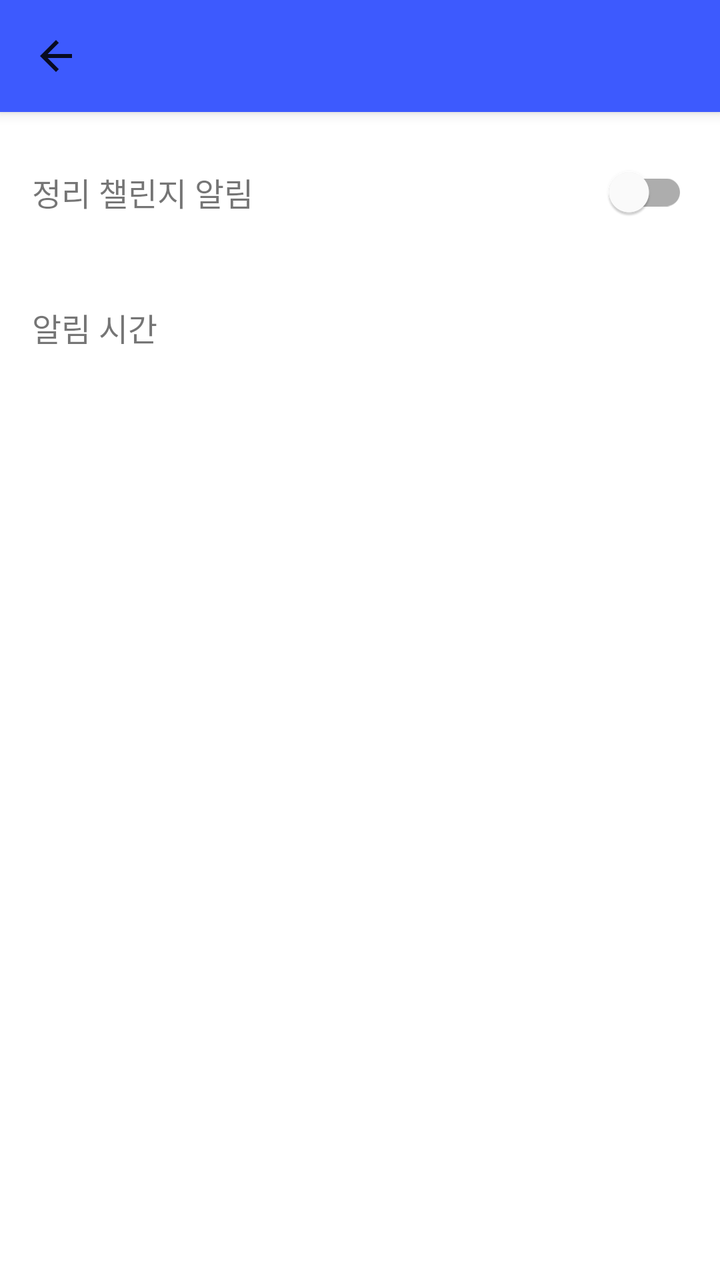
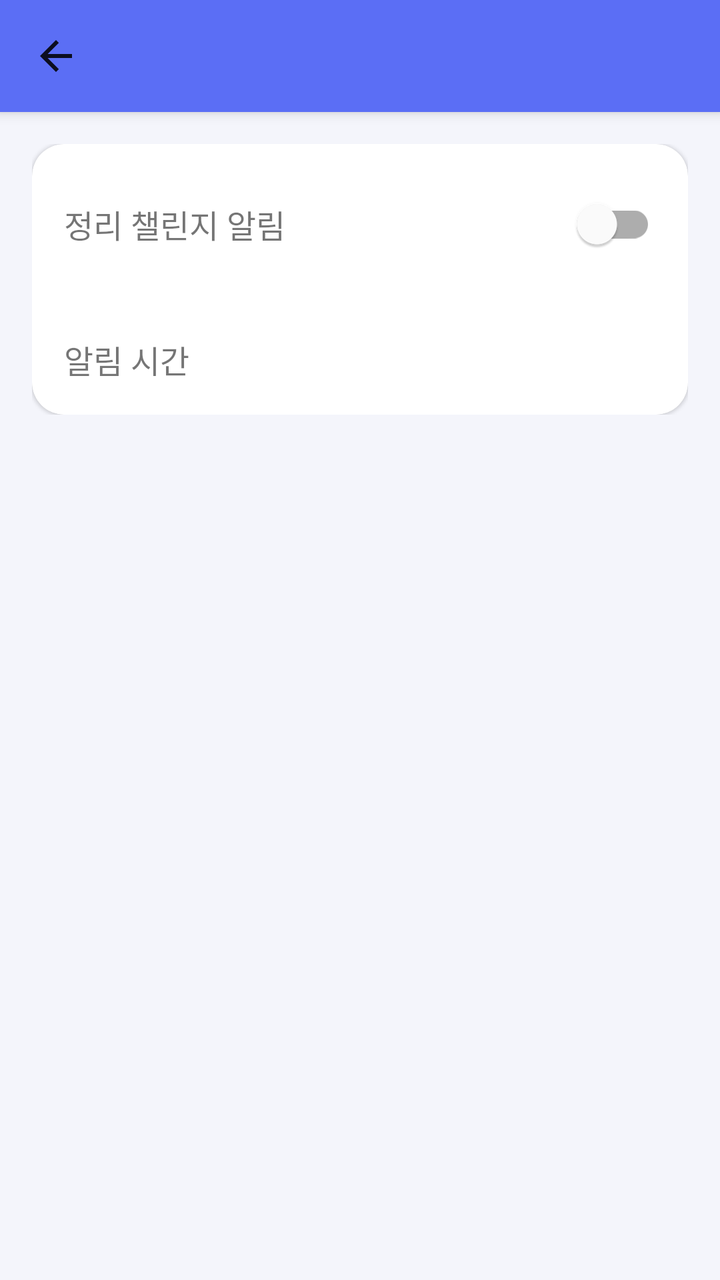

Before-and-after screenshots of an Android layout around one commit, followed by the original layout XML and the change that was made.
<!-- AndroidManifest.xml: application theme Theme.PhotoOrganizer -->
<!-- res/layout/activity_settings.xml -->
<?xml version="1.0" encoding="utf-8"?>
<androidx.coordinatorlayout.widget.CoordinatorLayout xmlns:android="http://schemas.android.com/apk/res/android"
    xmlns:app="http://schemas.android.com/apk/res-auto"
    android:layout_width="match_parent"
    android:layout_height="match_parent"
    android:background="@color/background">

    <com.google.android.material.appbar.AppBarLayout
        android:layout_width="match_parent"
        android:layout_height="wrap_content">

        <com.google.android.material.appbar.MaterialToolbar
            android:id="@+id/toolbar"
            android:layout_width="match_parent"
            android:layout_height="?attr/actionBarSize"
            android:title="@string/title_settings"
            app:navigationIcon="@drawable/ic_back" />

    </com.google.android.material.appbar.AppBarLayout>

    <LinearLayout
        android:layout_width="match_parent"
        android:layout_height="wrap_content"
        android:orientation="vertical"
        app:layout_behavior="@string/appbar_scrolling_view_behavior">

        <LinearLayout
            android:layout_width="match_parent"
            android:layout_height="wrap_content"
            android:gravity="center_vertical"
            android:orientation="horizontal"
            android:padding="16dp">

            <TextView
                android:layout_width="0dp"
                android:layout_height="wrap_content"
                android:layout_weight="1"
                android:text="@string/settings_enable_label"
                android:textSize="16sp" />

            <com.google.android.material.switchmaterial.SwitchMaterial
                android:id="@+id/switchEnabled"
                android:layout_width="wrap_content"
                android:layout_height="wrap_content" />

        </LinearLayout>

        <LinearLayout
            android:id="@+id/rowTime"
            android:layout_width="match_parent"
            android:layout_height="wrap_content"
            android:background="?attr/selectableItemBackground"
            android:clickable="true"
            android:focusable="true"
            android:gravity="center_vertical"
            android:orientation="horizontal"
            android:padding="16dp">

            <TextView
                android:layout_width="0dp"
                android:layout_height="wrap_content"
                android:layout_weight="1"
                android:text="@string/settings_time_label"
                android:textSize="16sp" />

            <TextView
                android:id="@+id/textTimeValue"
                android:layout_width="wrap_content"
                android:layout_height="wrap_content"
                android:textColor="@color/text_secondary"
                android:textSize="16sp" />

        </LinearLayout>

    </LinearLayout>

</androidx.coordinatorlayout.widget.CoordinatorLayout>
<!-- resources referenced by this layout -->
<resources>
  <color name="background">#FFFFFF</color>
  <color name="text_secondary">#757575</color>
  <!-- drawable ic_back (drawable) -->
  <vector xmlns:android="http://schemas.android.com/apk/res/android"
      android:width="24dp"
      android:height="24dp"
      android:viewportWidth="24"
      android:viewportHeight="24">
      <path
          android:fillColor="#DE000000"
          android:pathData="M20,11H7.83l5.59,-5.59L12,4l-8,8 8,8 1.41,-1.41L7.83,13H20v-2z" />
  </vector>
  <string name="settings_enable_label">정리 챌린지 알림</string>
  <string name="settings_time_label">알림 시간</string>
  <string name="title_settings">챌린지 설정</string>
  <style name="Theme.PhotoOrganizer" parent="Theme.MaterialComponents.DayNight.NoActionBar">
          <item name="colorPrimary">@color/primary</item>
          <item name="colorPrimaryDark">@color/primary_dark</item>
          <item name="colorAccent">@color/primary</item>
          <item name="android:windowBackground">@color/background</item>
          <item name="android:statusBarColor" tools:targetApi="21">@color/primary_dark</item>
      </style>
  <color name="primary">#3D5AFE</color>
  <color name="primary_dark">#0031CA</color>
</resources>

<!-- the commit's change to res/layout/activity_settings.xml (unified diff, before → after) -->
@@ -13,6 +13,7 @@
             android:id="@+id/toolbar"
             android:layout_width="match_parent"
             android:layout_height="?attr/actionBarSize"
+            android:background="@android:color/transparent"
             android:title="@string/title_settings"
             app:navigationIcon="@drawable/ic_back" />
 
@@ -22,55 +23,73 @@
         android:layout_width="match_parent"
         android:layout_height="wrap_content"
         android:orientation="vertical"
+        android:padding="16dp"
         app:layout_behavior="@string/appbar_scrolling_view_behavior">
 
-        <LinearLayout
+        <com.google.android.material.card.MaterialCardView
             android:layout_width="match_parent"
             android:layout_height="wrap_content"
-            android:gravity="center_vertical"
-            android:orientation="horizontal"
-            android:padding="16dp">
+            app:cardCornerRadius="16dp"
+            app:cardElevation="1dp"
+            app:strokeWidth="0dp">
 
-            <TextView
-                android:layout_width="0dp"
+            <LinearLayout
+                android:layout_width="match_parent"
                 android:layout_height="wrap_content"
-                android:layout_weight="1"
-                android:text="@string/settings_enable_label"
-                android:textSize="16sp" />
+                android:orientation="vertical">
 
-            <com.google.android.material.switchmaterial.SwitchMaterial
-                android:id="@+id/switchEnabled"
-                android:layout_width="wrap_content"
-                android:layout_height="wrap_content" />
+                <LinearLayout
+                    android:layout_width="match_parent"
+                    android:layout_height="wrap_content"
+                    android:gravity="center_vertical"
+                    android:orientation="horizontal"
+                    android:padding="16dp">
 
-        </LinearLayout>
+                    <TextView
+                        android:layout_width="0dp"
+                        android:layout_height="wrap_content"
+                        android:layout_weight="1"
+                        android:text="@string/settings_enable_label"
+                        android:textSize="16sp" />
 
-        <LinearLayout
-            android:id="@+id/rowTime"
-            android:layout_width="match_parent"
-            android:layout_height="wrap_content"
-            android:background="?attr/selectableItemBackground"
-            android:clickable="true"
-            android:focusable="true"
-            android:gravity="center_vertical"
-            android:orientation="horizontal"
-            android:padding="16dp">
+                    <com.google.android.material.switchmaterial.SwitchMaterial
+                        android:id="@+id/switchEnabled"
+                        android:layout_width="wrap_content"
+                        android:layout_height="wrap_content" />
 
-            <TextView
-                android:layout_width="0dp"
-                android:layout_height="wrap_content"
-                android:layout_weight="1"
-                android:text="@string/settings_time_label"
-                android:textSize="16sp" />
+                </LinearLayout>
 
-            <TextView
-                android:id="@+id/textTimeValue"
-                android:layout_width="wrap_content"
-                android:layout_height="wrap_content"
-                android:textColor="@color/text_secondary"
-                android:textSize="16sp" />
+                <LinearLayout
+                    android:id="@+id/rowTime"
+                    android:layout_width="match_parent"
+                    android:layout_height="wrap_content"
+                    android:background="?attr/selectableItemBackground"
+                    android:clickable="true"
+                    android:focusable="true"
+                    android:gravity="center_vertical"
+                    android:orientation="horizontal"
+                    android:padding="16dp">
 
-        </LinearLayout>
+                    <TextView
+                        android:layout_width="0dp"
+                        android:layout_height="wrap_content"
+                        android:layout_weight="1"
+                        android:text="@string/settings_time_label"
+                        android:textSize="16sp" />
+
+                    <TextView
+                        android:id="@+id/textTimeValue"
+                        android:layout_width="wrap_content"
+                        android:layout_height="wrap_content"
+                        android:textColor="@color/primary"
+                        android:textSize="16sp"
+                        android:textStyle="bold" />
+
+                </LinearLayout>
+
+            </LinearLayout>
+
+        </com.google.android.material.card.MaterialCardView>
 
     </LinearLayout>
 
<!-- resource entries referenced after the edit -->
@@ -1,7 +1,6 @@
 <!-- resources referenced by this layout -->
 <resources>
-  <color name="background">#FFFFFF</color>
-  <color name="text_secondary">#757575</color>
+  <color name="background">#F4F5FB</color>
   <!-- drawable ic_back (drawable) -->
   <vector xmlns:android="http://schemas.android.com/apk/res/android"
       android:width="24dp"
@@ -22,7 +21,7 @@
           <item name="android:windowBackground">@color/background</item>
           <item name="android:statusBarColor" tools:targetApi="21">@color/primary_dark</item>
       </style>
-  <color name="primary">#3D5AFE</color>
-  <color name="primary_dark">#0031CA</color>
+  <color name="primary">#5B6EF5</color>
+  <color name="primary_dark">#2A3EB1</color>
 </resources>
 
